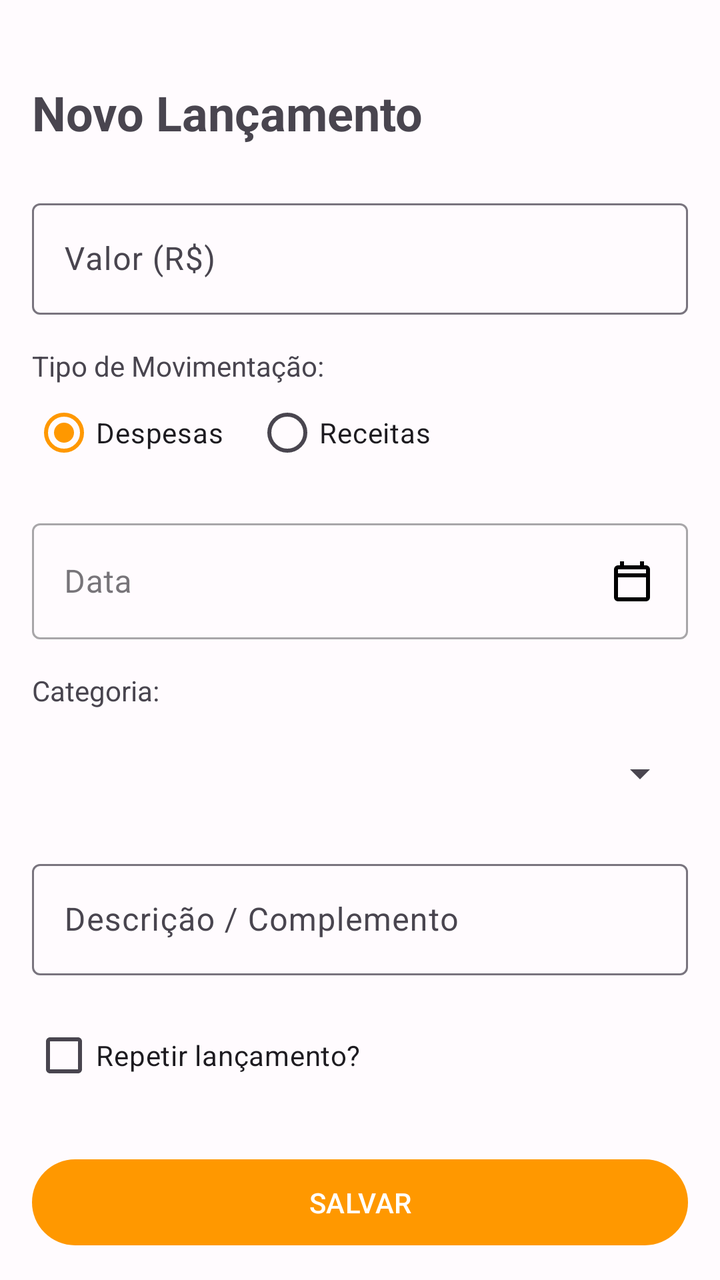
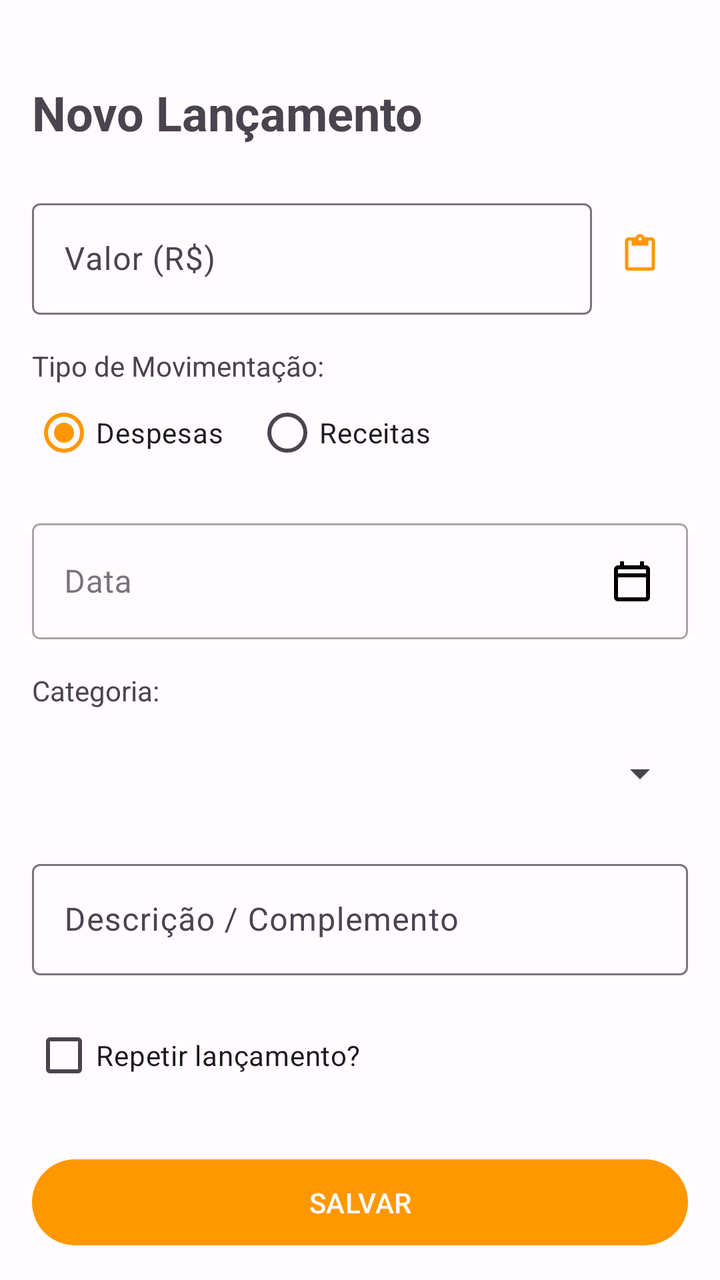

Two renders of the same Android screen: before a commit and after it. Below are the layout's source before the change and the commit's diff.
<!-- AndroidManifest.xml: application theme Theme.Lume -->
<!-- res/layout/activity_novo_lancamento.xml -->
<?xml version="1.0" encoding="utf-8"?>
<androidx.constraintlayout.widget.ConstraintLayout xmlns:android="http://schemas.android.com/apk/res/android"
    xmlns:app="http://schemas.android.com/apk/res-auto"
    xmlns:tools="http://schemas.android.com/tools"
    android:layout_width="match_parent"
    android:layout_height="match_parent"
    android:padding="16dp"
    tools:context=".NovoLancamentoActivity">

    <TextView
        android:id="@+id/txtTituloTela"
        android:layout_width="wrap_content"
        android:layout_height="wrap_content"
        android:layout_marginTop="24dp"
        android:text="@string/novo_lancamento"
        android:textSize="24sp"
        android:textStyle="bold"
        app:layout_constraintStart_toStartOf="parent"
        app:layout_constraintTop_toTopOf="parent" />

    <com.google.android.material.textfield.TextInputLayout
        android:id="@+id/tilValor"
        android:layout_width="match_parent"
        android:layout_height="wrap_content"
        android:layout_marginTop="24dp"
        android:hint="@string/valor_RS"
        app:layout_constraintTop_toBottomOf="@id/txtTituloTela">

        <com.google.android.material.textfield.TextInputEditText
            android:id="@+id/edtValor"
            android:layout_width="match_parent"
            android:layout_height="wrap_content"
            android:inputType="number"
            android:maxLength="15" />
    </com.google.android.material.textfield.TextInputLayout>

    <TextView
        android:id="@+id/lblTipo"
        android:layout_width="wrap_content"
        android:layout_height="wrap_content"
        android:layout_marginTop="16dp"
        android:text="@string/tipo_movimentacao"
        app:layout_constraintStart_toStartOf="parent"
        app:layout_constraintTop_toBottomOf="@id/tilValor" />

    <RadioGroup
        android:id="@+id/radioGroupTipo"
        android:layout_width="match_parent"
        android:layout_height="wrap_content"
        android:orientation="horizontal"
        app:layout_constraintTop_toBottomOf="@id/lblTipo">

        <RadioButton
            android:id="@+id/rbDespesa"
            android:layout_width="wrap_content"
            android:layout_height="wrap_content"
            android:checked="true"
            android:text="@string/despesas" />

        <RadioButton
            android:id="@+id/rbReceita"
            android:layout_width="wrap_content"
            android:layout_height="wrap_content"
            android:layout_marginStart="16dp"
            android:text="@string/receitas" />
    </RadioGroup>

    <com.google.android.material.textfield.TextInputLayout
        android:id="@+id/tilData"
        style="@style/Widget.MaterialComponents.TextInputLayout.OutlinedBox"
        android:layout_width="match_parent"
        android:layout_height="wrap_content"
        android:layout_marginTop="16dp"
        android:hint="@string/data"
        app:layout_constraintTop_toBottomOf="@id/radioGroupTipo">

        <com.google.android.material.textfield.TextInputEditText
            android:id="@+id/edtData"
            android:layout_width="match_parent"
            android:layout_height="wrap_content"
            android:clickable="true"
            android:cursorVisible="false"
            android:drawableEnd="@drawable/ic_calendar"
            android:focusable="false"
            android:inputType="none" />
    </com.google.android.material.textfield.TextInputLayout>

    <TextView
        android:id="@+id/lblCategoria"
        android:layout_width="wrap_content"
        android:layout_height="wrap_content"
        android:layout_marginTop="16dp"
        android:text="@string/categoria"
        app:layout_constraintStart_toStartOf="parent"
        app:layout_constraintTop_toBottomOf="@id/tilData" />

    <Spinner
        android:id="@+id/spinnerCategorias"
        android:layout_width="match_parent"
        android:layout_height="wrap_content"
        android:layout_marginTop="8dp"
        android:minHeight="48dp"
        app:layout_constraintTop_toBottomOf="@id/lblCategoria" />

    <com.google.android.material.textfield.TextInputLayout
        android:id="@+id/tilDescricao"
        android:layout_width="match_parent"
        android:layout_height="wrap_content"
        android:layout_marginTop="16dp"
        android:hint="@string/descr_complemento"
        app:layout_constraintTop_toBottomOf="@id/spinnerCategorias">

        <com.google.android.material.textfield.TextInputEditText
            android:id="@+id/edtDescricao"
            android:layout_width="match_parent"
            android:layout_height="wrap_content"
            android:inputType="textCapSentences" />
    </com.google.android.material.textfield.TextInputLayout>

    <LinearLayout
        android:id="@+id/containerRepetir"
        android:layout_width="match_parent"
        android:layout_height="wrap_content"
        android:layout_marginTop="16dp"
        android:gravity="center_vertical"
        android:orientation="horizontal"
        app:layout_constraintEnd_toEndOf="parent"
        app:layout_constraintStart_toStartOf="parent"
        app:layout_constraintTop_toBottomOf="@id/tilDescricao">

        <CheckBox
            android:id="@+id/chkRepetir"
            android:layout_width="wrap_content"
            android:layout_height="wrap_content"
            android:text="@string/repetir_lancamento" />

        <EditText
            android:id="@+id/edtQtdMeses"
            android:layout_width="80dp"
            android:layout_height="wrap_content"
            android:layout_marginStart="8dp"
            android:hint="@string/ex_3"
            android:inputType="number"
            android:visibility="gone"
            tools:visibility="visible" />

        <TextView
            android:id="@+id/txtMesesLabel"
            android:layout_width="wrap_content"
            android:layout_height="wrap_content"
            android:layout_marginStart="4dp"
            android:text="@string/meses"
            android:visibility="gone"
            tools:visibility="visible" />
    </LinearLayout>

    <Button
        android:id="@+id/btnSalvarLancamento"
        android:layout_width="match_parent"
        android:layout_height="wrap_content"
        android:layout_marginTop="24dp"
        android:padding="12dp"
        android:text="@string/salvar"
        app:layout_constraintEnd_toEndOf="parent"
        app:layout_constraintStart_toStartOf="parent"
        app:layout_constraintTop_toBottomOf="@id/containerRepetir" />

</androidx.constraintlayout.widget.ConstraintLayout>
<!-- resources referenced by this layout -->
<resources>
  <!-- drawable ic_calendar (drawable) -->
  <vector xmlns:android="http://schemas.android.com/apk/res/android" android:height="24dp" android:tint="#000000" android:viewportHeight="960" android:viewportWidth="960" android:width="24dp">
        
      <path android:fillColor="@android:color/white" android:pathData="M200,880Q167,880 143.5,856.5Q120,833 120,800L120,240Q120,207 143.5,183.5Q167,160 200,160L240,160L240,80L320,80L320,160L640,160L640,80L720,80L720,160L760,160Q793,160 816.5,183.5Q840,207 840,240L840,800Q840,833 816.5,856.5Q793,880 760,880L200,880ZM200,800L760,800Q760,800 760,800Q760,800 760,800L760,400L200,400L200,800Q200,800 200,800Q200,800 200,800ZM200,320L760,320L760,240Q760,240 760,240Q760,240 760,240L200,240Q200,240 200,240Q200,240 200,240L200,320ZM200,320L200,240Q200,240 200,240Q200,240 200,240L200,240Q200,240 200,240Q200,240 200,240L200,320Z"/>
      
  </vector>
  <string name="categoria">Categoria:</string>
  <string name="data">Data</string>
  <string name="descr_complemento">Descrição / Complemento</string>
  <string name="despesas">Despesas</string>
  <string name="ex_3">Ex: 3</string>
  <string name="meses">meses</string>
  <string name="novo_lancamento">Novo Lançamento</string>
  <string name="receitas">Receitas</string>
  <string name="repetir_lancamento">Repetir lançamento?</string>
  <string name="salvar">SALVAR</string>
  <string name="tipo_movimentacao">Tipo de Movimentação:</string>
  <string name="valor_RS">Valor (R$)</string>
  <style name="Theme.Lume" parent="Theme.Material3.DayNight.NoActionBar">
          <item name="colorPrimary">@color/lume_orange_primary</item>
          <item name="android:windowBackground">@color/md_theme_light_background</item>
          <item name="colorSurface">@color/md_theme_light_surface</item>
          <item name="colorOnSurface">@color/md_theme_light_onSurface</item>
      </style>
  <color name="lume_orange_primary">#FF9800</color>
  <color name="md_theme_light_background">#FFFBFE</color>
  <color name="md_theme_light_surface">#FFFFFF</color>
  <color name="md_theme_light_onSurface">#1C1B1F</color>
</resources>

<!-- the commit's change to res/layout/activity_novo_lancamento.xml (unified diff, before → after) -->
@@ -20,10 +20,12 @@
 
     <com.google.android.material.textfield.TextInputLayout
         android:id="@+id/tilValor"
-        android:layout_width="match_parent"
+        android:layout_width="0dp"
         android:layout_height="wrap_content"
         android:layout_marginTop="24dp"
         android:hint="@string/valor_RS"
+        app:layout_constraintEnd_toStartOf="@+id/btnColar"
+        app:layout_constraintStart_toStartOf="parent"
         app:layout_constraintTop_toBottomOf="@id/txtTituloTela">
 
         <com.google.android.material.textfield.TextInputEditText
@@ -33,6 +35,19 @@
             android:inputType="number"
             android:maxLength="15" />
     </com.google.android.material.textfield.TextInputLayout>
+
+    <com.google.android.material.button.MaterialButton
+        android:id="@+id/btnColar"
+        style="@style/Widget.Material3.Button.IconButton"
+        android:layout_width="wrap_content"
+        android:layout_height="wrap_content"
+        android:layout_marginStart="8dp"
+        app:icon="@drawable/ic_paste"
+        app:iconTint="?attr/colorPrimary"
+        app:layout_constraintBottom_toBottomOf="@id/tilValor"
+        app:layout_constraintEnd_toEndOf="parent"
+        app:layout_constraintTop_toTopOf="@id/tilValor"
+        android:contentDescription="@string/colar" />
 
     <TextView
         android:id="@+id/lblTipo"
<!-- resource entries referenced after the edit -->
@@ -6,7 +6,19 @@
       <path android:fillColor="@android:color/white" android:pathData="M200,880Q167,880 143.5,856.5Q120,833 120,800L120,240Q120,207 143.5,183.5Q167,160 200,160L240,160L240,80L320,80L320,160L640,160L640,80L720,80L720,160L760,160Q793,160 816.5,183.5Q840,207 840,240L840,800Q840,833 816.5,856.5Q793,880 760,880L200,880ZM200,800L760,800Q760,800 760,800Q760,800 760,800L760,400L200,400L200,800Q200,800 200,800Q200,800 200,800ZM200,320L760,320L760,240Q760,240 760,240Q760,240 760,240L200,240Q200,240 200,240Q200,240 200,240L200,320ZM200,320L200,240Q200,240 200,240Q200,240 200,240L200,240Q200,240 200,240Q200,240 200,240L200,320Z"/>
       
   </vector>
+  <!-- drawable ic_paste (drawable) -->
+  <vector xmlns:android="http://schemas.android.com/apk/res/android"
+      android:width="24dp"
+      android:height="24dp"
+      android:viewportWidth="24"
+      android:viewportHeight="24"
+      android:tint="?attr/colorControlNormal">
+    <path
+        android:fillColor="@android:color/white"
+        android:pathData="M19,2h-4.18C14.4,0.84 13.3,0 12,0S9.6,0.84 9.18,2H5C3.9,2 3,2.9 3,4v16c0,1.1 0.9,2 2,2h14c1.1,0 2,-0.9 2,-2V4C21,2.9 20.1,2 19,2zM12,2c0.55,0 1,0.45 1,1s-0.45,1 -1,1s-1,-0.45 -1,-1S11.45,2 12,2zM19,20H5V4h2v3h10V4h2V20z"/>
+  </vector>
   <string name="categoria">Categoria:</string>
+  <string name="colar">Colar</string>
   <string name="data">Data</string>
   <string name="descr_complemento">Descrição / Complemento</string>
   <string name="despesas">Despesas</string>
